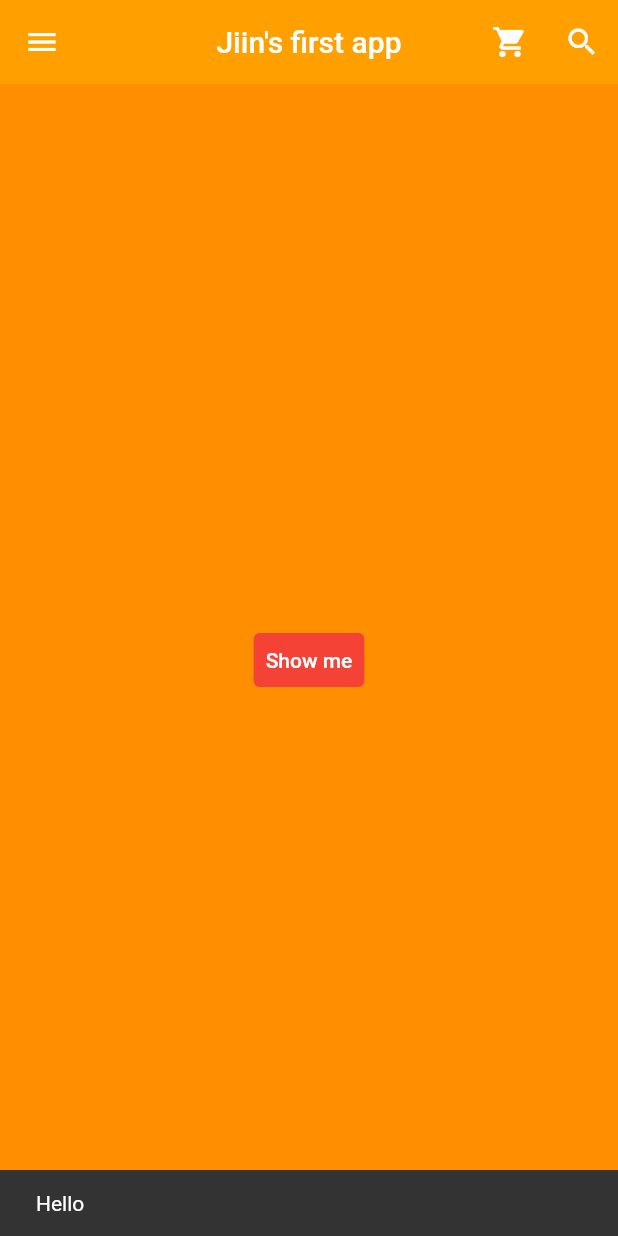
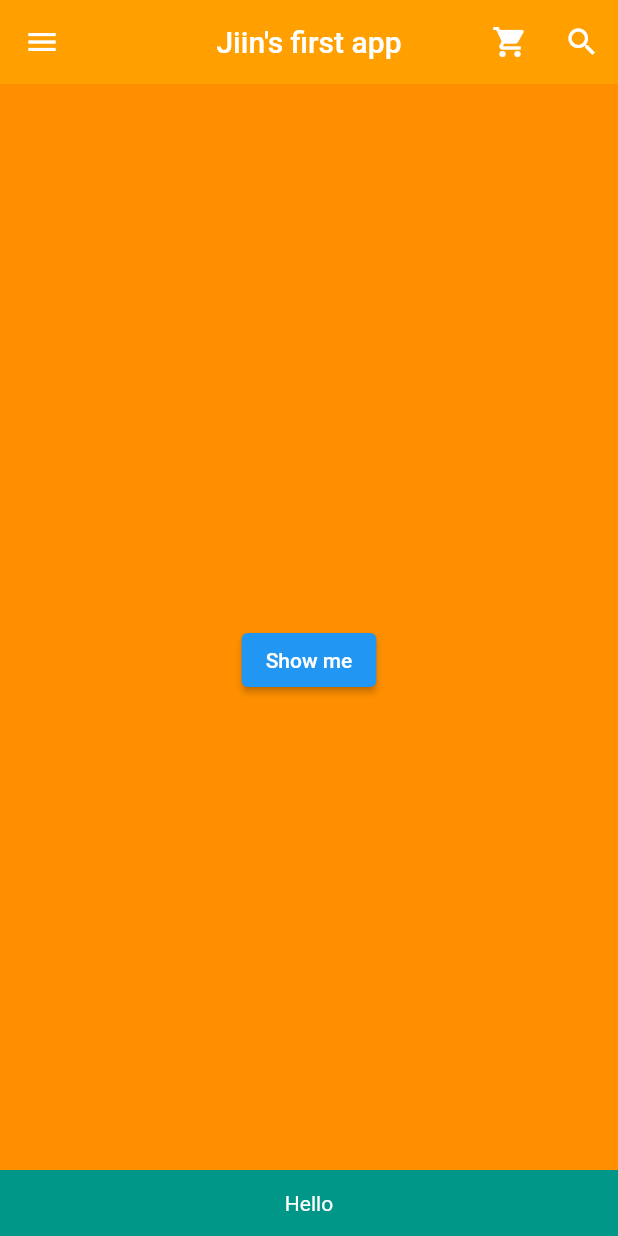
Before and after one commit to songhee-cho/Adobby-FlutterStudy, a Flutter app: the screen it shows after launch, after a tap on "Show me", on a phone screen of 412 x 824 dp. Run offline on Flutter 3.47's test engine with Material 2 defaults, Android fonts, the phone set to English and light mode, and no system bars; our stand-ins replace fluttertoast; missing offline and left inert: dart:html.

```diff
--- a/Jiin/first_flutter_study/lib/main.dart
+++ b/Jiin/first_flutter_study/lib/main.dart
@@ -1,6 +1,7 @@
 import 'dart:html';
 
 import 'package:flutter/material.dart'; //flutter framework에 있는 기능을 사용하기 위해 무조건 import 해야함
+import 'package:fluttertoast/fluttertoast.dart';
 
 void main() => runApp(MyApp());
 /*
@@ -116,17 +117,18 @@ class Grade extends StatelessWidget {
         ),
         body: Builder(builder: (BuildContext ctx) {
           return Center(
-            child: TextButton(
-              style: ButtonStyle(
-                  backgroundColor: MaterialStateProperty.all(Colors.red)),
-              child: Text(
-                'Show me',
-                style: TextStyle(color: Colors.white),
-              ),
+            child: ElevatedButton(
+              child: Text('Show me'),
               onPressed: () {
-                ScaffoldMessenger.of(ctx).showSnackBar(SnackBar(
-                  content: Text('Hello'),
-                ));
+                ScaffoldMessenger.of(context).showSnackBar(SnackBar(
+                    content: Text(
+                      'Hello',
+                      textAlign: TextAlign.center,
+                      style: TextStyle(color: Colors.white),
+                    ),
+                    backgroundColor: Colors.teal,
+                    duration: Duration(milliseconds: 1000) //snackbar가 떠있는 시간
+                    ));
               },
             ),
           );
```
